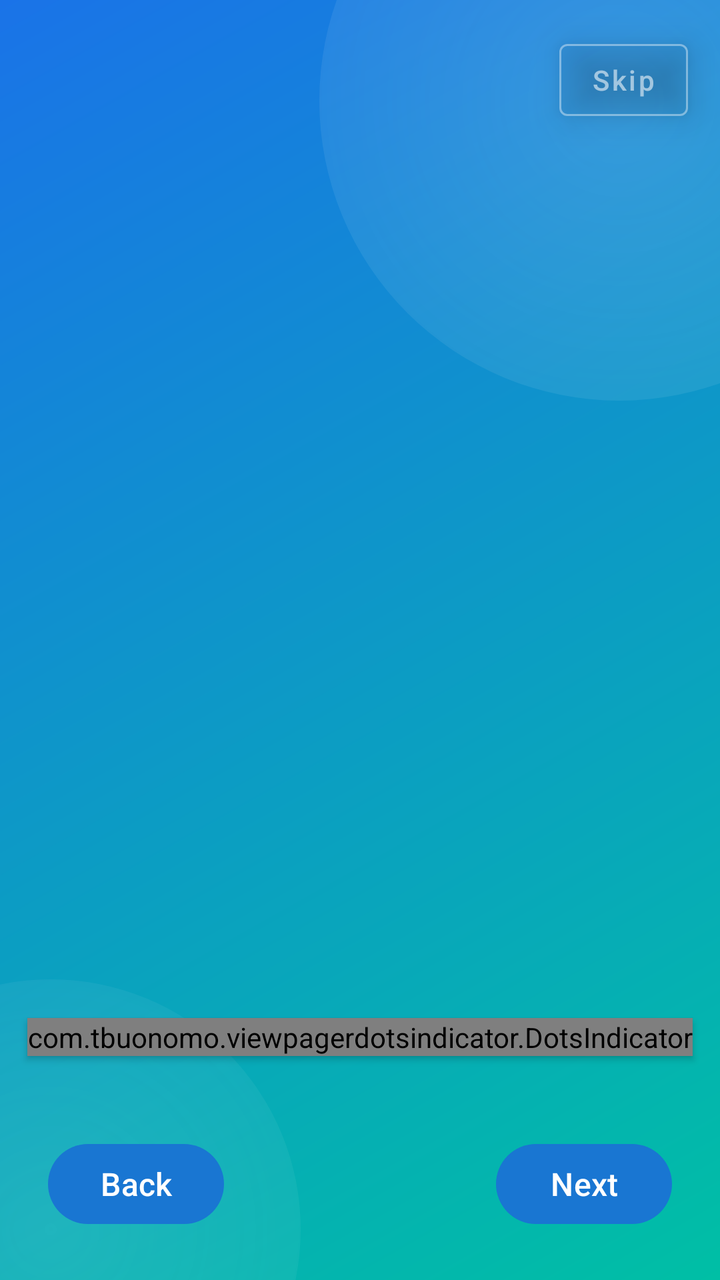
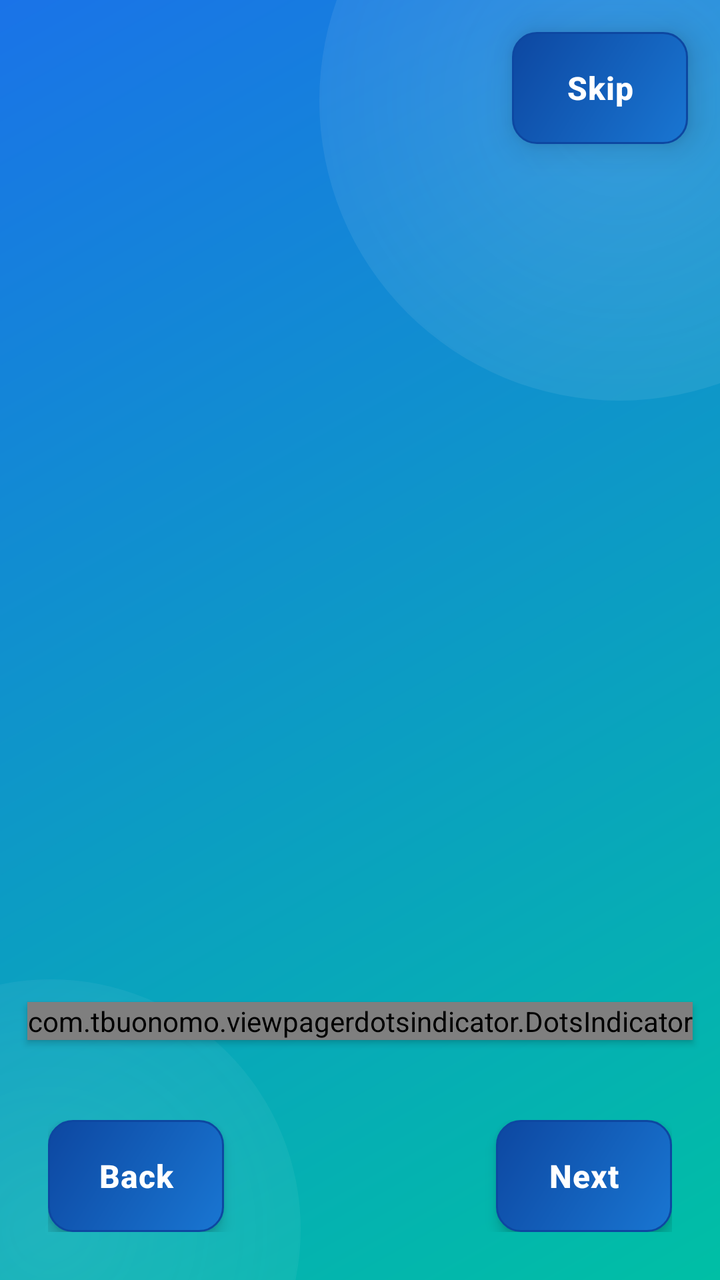

Two renders of the same Android screen: before a commit and after it. Below are the layout's source before the change and the commit's diff.
<!-- AndroidManifest.xml: application theme Theme.Health_Assistant -->
<!-- res/layout/fragment_onboarding.xml -->
<?xml version="1.0" encoding="utf-8"?>
<androidx.constraintlayout.widget.ConstraintLayout xmlns:android="http://schemas.android.com/apk/res/android"
    xmlns:app="http://schemas.android.com/apk/res-auto"
    android:layout_width="match_parent"
    android:layout_height="match_parent"
    android:background="@android:color/transparent">

    
    <FrameLayout
        android:id="@+id/dynamic_background"
        android:layout_width="match_parent"
        android:layout_height="match_parent">

        <View
            android:layout_width="match_parent"
            android:layout_height="match_parent"
            android:background="@drawable/premium_gradient_background" />

        
        <View
            android:id="@+id/decorative_shape_1"
            android:layout_width="300dp"
            android:layout_height="300dp"
            android:layout_gravity="top|end"
            android:layout_marginTop="-100dp"
            android:layout_marginEnd="-100dp"
            android:alpha="0.3"
            android:background="@drawable/decorative_circle_shape" />

        
        <View
            android:id="@+id/decorative_shape_2"
            android:layout_width="250dp"
            android:layout_height="250dp"
            android:layout_gravity="bottom|start"
            android:layout_marginBottom="-100dp"
            android:layout_marginStart="-100dp"
            android:alpha="0.2"
            android:background="@drawable/decorative_circle_shape" />
    </FrameLayout>

    
    <Button
        android:id="@+id/skipButton"
        style="@style/Widget.MaterialComponents.Button.OutlinedButton"
        android:layout_width="wrap_content"
        android:layout_height="wrap_content"
        android:layout_margin="16dp"
        android:text="Skip"
        android:textAllCaps="false"
        android:textColor="#B3FFFFFF"
        android:alpha="0.8"
        android:textSize="14sp"
        android:minHeight="48dp"
        android:minWidth="64dp"
        android:elevation="10dp"
        android:clickable="true"
        android:focusable="true"
        android:paddingHorizontal="16dp"
        android:paddingVertical="8dp"
        app:strokeColor="#80FFFFFF"
        app:strokeWidth="1dp"
        app:layout_constraintTop_toTopOf="parent"
        app:layout_constraintEnd_toEndOf="parent" />

    <androidx.viewpager2.widget.ViewPager2
        android:id="@+id/onboardingViewPager"
        android:layout_width="0dp"
        android:layout_height="0dp"
        app:layout_constraintBottom_toTopOf="@+id/buttonsContainer"
        app:layout_constraintEnd_toEndOf="parent"
        app:layout_constraintStart_toStartOf="parent"
        app:layout_constraintTop_toTopOf="parent" />

    <com.tbuonomo.viewpagerdotsindicator.DotsIndicator
        android:id="@+id/dotsIndicator"
        android:layout_width="wrap_content"
        android:layout_height="wrap_content"
        android:layout_marginBottom="16dp"
        app:dotsColor="#80FFFFFF"
        app:dotsCornerRadius="8dp"
        app:dotsSize="8dp"
        app:dotsSpacing="4dp"
        app:dotsWidthFactor="2.5"
        app:progressMode="false"
        app:selectedDotColor="#FFFFFF"
        android:elevation="2dp"
        app:layout_constraintBottom_toTopOf="@+id/buttonsContainer"
        app:layout_constraintEnd_toEndOf="parent"
        app:layout_constraintStart_toStartOf="parent" />

    <androidx.constraintlayout.widget.ConstraintLayout
        android:id="@+id/buttonsContainer"
        android:layout_width="0dp"
        android:layout_height="wrap_content"
        android:paddingVertical="24dp"
        android:paddingHorizontal="24dp"
        app:layout_constraintBottom_toBottomOf="parent"
        app:layout_constraintEnd_toEndOf="parent"
        app:layout_constraintStart_toStartOf="parent">

        <Button
            android:id="@+id/backButton"
            style="@style/Widget.HealthAssistant.Button.Primary"
            android:layout_width="wrap_content"
            android:layout_height="wrap_content"
            android:text="Back"
            app:layout_constraintBottom_toBottomOf="parent"
            app:layout_constraintStart_toStartOf="parent"
            app:layout_constraintTop_toTopOf="parent" />

        <Button
            android:id="@+id/nextButton"
            style="@style/Widget.HealthAssistant.Button.Primary"
            android:layout_width="wrap_content"
            android:layout_height="wrap_content"
            android:text="Next"
            app:layout_constraintBottom_toBottomOf="parent"
            app:layout_constraintEnd_toEndOf="parent"
            app:layout_constraintTop_toTopOf="parent" />

    </androidx.constraintlayout.widget.ConstraintLayout>

</androidx.constraintlayout.widget.ConstraintLayout>
<!-- resources referenced by this layout -->
<resources>
  <!-- drawable decorative_circle_shape (drawable) -->
  <?xml version="1.0" encoding="utf-8"?>
  <shape xmlns:android="http://schemas.android.com/apk/res/android"
      android:shape="oval">
      <gradient
          android:type="radial"
          android:gradientRadius="100%p"
          android:startColor="#80FFFFFF"
          android:endColor="#00FFFFFF" />
  </shape>
  <!-- drawable premium_gradient_background (drawable) -->
  <?xml version="1.0" encoding="utf-8"?>
  <shape xmlns:android="http://schemas.android.com/apk/res/android"
      android:shape="rectangle">
      <gradient
          android:angle="135"
          android:endColor="#1A73E8"
          android:startColor="#00BFA5"
          android:type="linear" />
  </shape>
  <style name="Widget.HealthAssistant.Button.Primary" parent="Widget.Material3.Button">
          <item name="android:textColor">@color/colorOnPrimary</item>
          <item name="backgroundTint">@color/colorPrimary</item>
          <item name="android:textSize">16sp</item>
          <item name="android:fontFamily">sans-serif-medium</item>
          <item name="android:minHeight">48dp</item>
          <item name="android:paddingLeft">24dp</item>
          <item name="android:paddingRight">24dp</item>
      </style>
  <style name="Theme.Health_Assistant" parent="Base.Theme.Health_Assistant" />
  <color name="colorOnPrimary">#FFFFFF</color>
  <color name="colorPrimary">#1976D2</color>
  <style name="Base.Theme.Health_Assistant" parent="Theme.Material3.DayNight.NoActionBar">
          
          
      </style>
</resources>

<!-- the commit's change to res/layout/fragment_onboarding.xml (unified diff, before → after) -->
@@ -42,24 +42,16 @@
     
     <Button
         android:id="@+id/skipButton"
-        style="@style/Widget.MaterialComponents.Button.OutlinedButton"
+        style="@style/Widget.HealthAssistant.Button.Primary"
         android:layout_width="wrap_content"
         android:layout_height="wrap_content"
         android:layout_margin="16dp"
         android:text="Skip"
-        android:textAllCaps="false"
-        android:textColor="#B3FFFFFF"
-        android:alpha="0.8"
-        android:textSize="14sp"
-        android:minHeight="48dp"
-        android:minWidth="64dp"
         android:elevation="10dp"
         android:clickable="true"
         android:focusable="true"
         android:paddingHorizontal="16dp"
         android:paddingVertical="8dp"
-        app:strokeColor="#80FFFFFF"
-        app:strokeWidth="1dp"
         app:layout_constraintTop_toTopOf="parent"
         app:layout_constraintEnd_toEndOf="parent" />
 
<!-- resource entries referenced after the edit -->
@@ -21,17 +21,56 @@
           android:type="linear" />
   </shape>
   <style name="Widget.HealthAssistant.Button.Primary" parent="Widget.Material3.Button">
-          <item name="android:textColor">@color/colorOnPrimary</item>
-          <item name="backgroundTint">@color/colorPrimary</item>
-          <item name="android:textSize">16sp</item>
-          <item name="android:fontFamily">sans-serif-medium</item>
-          <item name="android:minHeight">48dp</item>
+          
+          <item name="android:background">@drawable/modern_button_background</item>
+          
+          <item name="backgroundTint">@null</item>
+          
+          <item name="android:paddingTop">12dp</item>
+          <item name="android:paddingBottom">12dp</item>
           <item name="android:paddingLeft">24dp</item>
           <item name="android:paddingRight">24dp</item>
+          
+          <item name="android:elevation">4dp</item>
+          
+          <item name="android:stateListAnimator">@xml/button_state_list_animator</item>
+          
+          <item name="android:minHeight">56dp</item>
+          
+          <item name="android:drawablePadding">10dp</item>
+          
+          <item name="android:textSize">16sp</item>
+          
+          <item name="android:fontFamily">sans-serif-medium</item>
+          <item name="android:textStyle">bold</item>
+          <item name="android:textAllCaps">false</item>
+          
+          <item name="android:textColor">#FFFFFF</item>
+          
+          <item name="android:letterSpacing">0.02</item>
       </style>
   <style name="Theme.Health_Assistant" parent="Base.Theme.Health_Assistant" />
-  <color name="colorOnPrimary">#FFFFFF</color>
-  <color name="colorPrimary">#1976D2</color>
+  <!-- drawable modern_button_background (drawable) -->
+  <?xml version="1.0" encoding="utf-8"?>
+  <shape xmlns:android="http://schemas.android.com/apk/res/android"
+      android:shape="rectangle">
+  
+      
+      <corners android:radius="12dp" />
+  
+      
+      <gradient
+          android:startColor="#1976D2"
+          android:endColor="#0D47A1"
+          android:angle="135"
+          android:type="linear" />
+  
+      
+      <stroke
+          android:width="1dp"
+          android:color="#0D47A1" />
+  
+  </shape>
   <style name="Base.Theme.Health_Assistant" parent="Theme.Material3.DayNight.NoActionBar">
           
           
